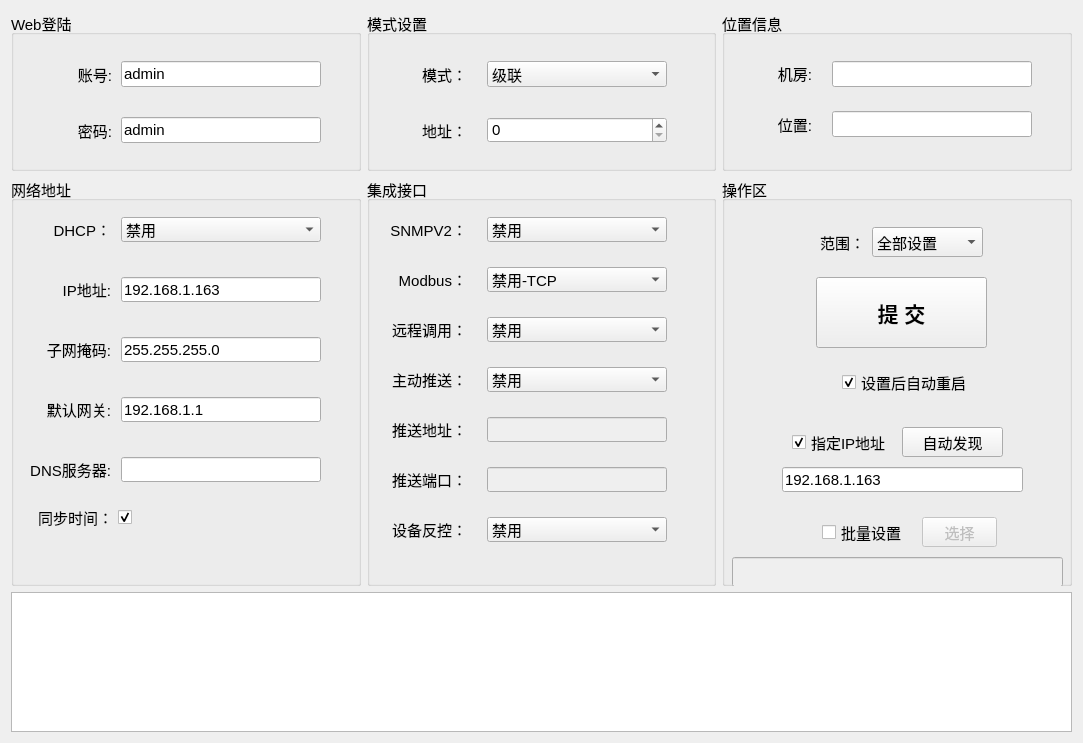
Old version of the form mpro_deploy/home/home_mainwid.ui in the repository ChinaClever/MPro-Tools.
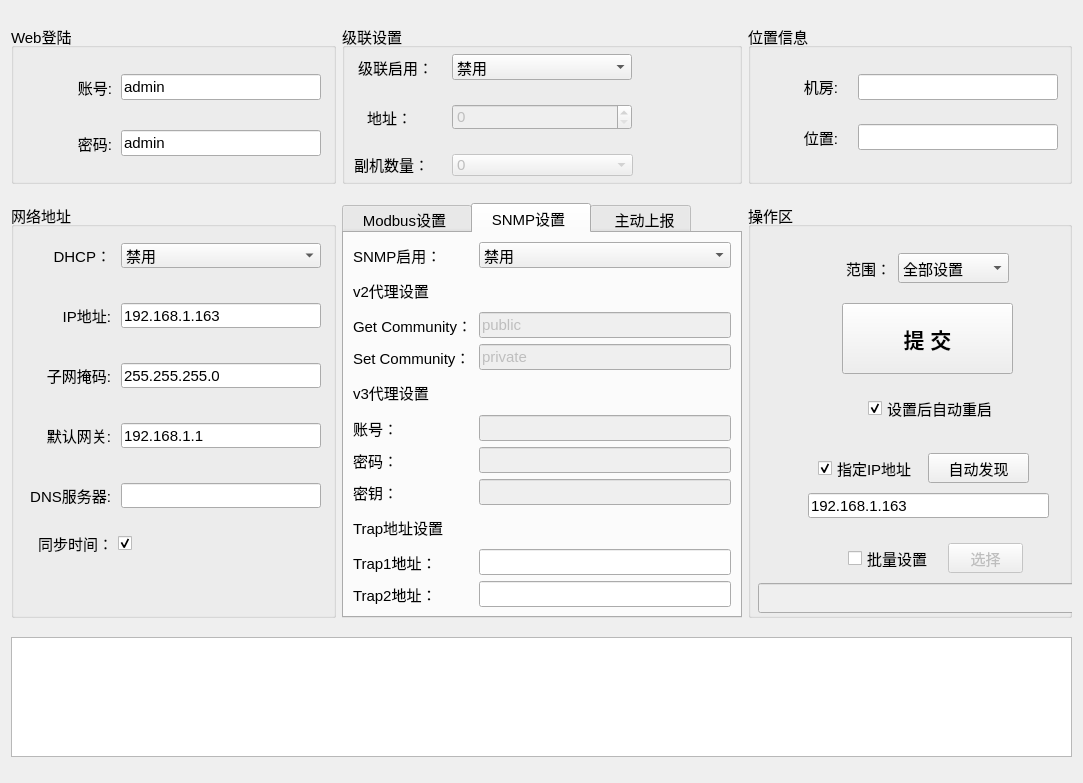
New version of the form. The open tabs and pages were chosen to show the change.

Diff of the .ui file:
```diff
--- a/mpro_deploy/home/home_mainwid.ui
+++ b/mpro_deploy/home/home_mainwid.ui
@@ -7,7 +7,7 @@
     <x>0</x>
     <y>0</y>
     <width>1083</width>
-    <height>743</height>
+    <height>783</height>
    </rect>
   </property>
   <property name="font">
@@ -19,253 +19,64 @@
    <string>Form</string>
   </property>
   <layout class="QGridLayout" name="gridLayout">
-   <item row="1" column="1">
-    <widget class="QGroupBox" name="groupBox_5">
+   <item row="0" column="2">
+    <widget class="QGroupBox" name="groupBox_3">
+     <property name="minimumSize">
+      <size>
+       <width>300</width>
+       <height>0</height>
+      </size>
+     </property>
      <property name="title">
-      <string>集成接口</string>
+      <string>位置信息</string>
      </property>
-     <widget class="QComboBox" name="modbusBox">
+     <widget class="QLineEdit" name="roomEdit">
       <property name="geometry">
        <rect>
-        <x>120</x>
-        <y>90</y>
-        <width>180</width>
-        <height>25</height>
+        <x>110</x>
+        <y>50</y>
+        <width>200</width>
+        <height>26</height>
        </rect>
       </property>
-      <item>
-       <property name="text">
-        <string>禁用-TCP</string>
-       </property>
-      </item>
-      <item>
-       <property name="text">
-        <string>启用-TCP</string>
-       </property>
-      </item>
      </widget>
-     <widget class="QLabel" name="label_10">
+     <widget class="QLabel" name="label_6">
       <property name="geometry">
        <rect>
-        <x>10</x>
-        <y>90</y>
-        <width>90</width>
-        <height>25</height>
+        <x>40</x>
+        <y>49</y>
+        <width>50</width>
+        <height>26</height>
        </rect>
       </property>
       <property name="text">
-       <string>Modbus：</string>
+       <string>机房:</string>
       </property>
       <property name="alignment">
        <set>Qt::AlignRight|Qt::AlignTrailing|Qt::AlignVCenter</set>
       </property>
      </widget>
-     <widget class="QComboBox" name="rpcBox">
+     <widget class="QLineEdit" name="locatEdit">
       <property name="geometry">
        <rect>
-        <x>120</x>
-        <y>140</y>
-        <width>180</width>
-        <height>25</height>
+        <x>110</x>
+        <y>100</y>
+        <width>200</width>
+        <height>26</height>
        </rect>
       </property>
-      <property name="currentIndex">
-       <number>0</number>
-      </property>
-      <item>
-       <property name="text">
-        <string>禁用</string>
-       </property>
-      </item>
-      <item>
-       <property name="text">
-        <string>JSON-RPC</string>
-       </property>
-      </item>
      </widget>
-     <widget class="QLabel" name="label_11">
+     <widget class="QLabel" name="label_7">
       <property name="geometry">
        <rect>
-        <x>10</x>
-        <y>140</y>
-        <width>90</width>
-        <height>25</height>
+        <x>40</x>
+        <y>100</y>
+        <width>50</width>
+        <height>26</height>
        </rect>
       </property>
       <property name="text">
-       <string>远程调用：</string>
-      </property>
-      <property name="alignment">
-       <set>Qt::AlignRight|Qt::AlignTrailing|Qt::AlignVCenter</set>
-      </property>
-     </widget>
-     <widget class="QComboBox" name="pushBox">
-      <property name="geometry">
-       <rect>
-        <x>120</x>
-        <y>190</y>
-        <width>180</width>
-        <height>25</height>
-       </rect>
-      </property>
-      <item>
-       <property name="text">
-        <string>禁用</string>
-       </property>
-      </item>
-      <item>
-       <property name="text">
-        <string>启用</string>
-       </property>
-      </item>
-     </widget>
-     <widget class="QLabel" name="label_12">
-      <property name="geometry">
-       <rect>
-        <x>10</x>
-        <y>190</y>
-        <width>90</width>
-        <height>25</height>
-       </rect>
-      </property>
-      <property name="text">
-       <string>主动推送：</string>
-      </property>
-      <property name="alignment">
-       <set>Qt::AlignRight|Qt::AlignTrailing|Qt::AlignVCenter</set>
-      </property>
-     </widget>
-     <widget class="QLabel" name="label_13">
-      <property name="geometry">
-       <rect>
-        <x>10</x>
-        <y>240</y>
-        <width>90</width>
-        <height>25</height>
-       </rect>
-      </property>
-      <property name="text">
-       <string>推送地址：</string>
-      </property>
-      <property name="alignment">
-       <set>Qt::AlignRight|Qt::AlignTrailing|Qt::AlignVCenter</set>
-      </property>
-     </widget>
-     <widget class="QLineEdit" name="hostEdit">
-      <property name="enabled">
-       <bool>false</bool>
-      </property>
-      <property name="geometry">
-       <rect>
-        <x>120</x>
-        <y>240</y>
-        <width>180</width>
-        <height>25</height>
-       </rect>
-      </property>
-     </widget>
-     <widget class="QLineEdit" name="portEdit">
-      <property name="enabled">
-       <bool>false</bool>
-      </property>
-      <property name="geometry">
-       <rect>
-        <x>120</x>
-        <y>290</y>
-        <width>180</width>
-        <height>25</height>
-       </rect>
-      </property>
-     </widget>
-     <widget class="QLabel" name="label_14">
-      <property name="geometry">
-       <rect>
-        <x>10</x>
-        <y>290</y>
-        <width>90</width>
-        <height>25</height>
-       </rect>
-      </property>
-      <property name="text">
-       <string>推送端口：</string>
-      </property>
-      <property name="alignment">
-       <set>Qt::AlignRight|Qt::AlignTrailing|Qt::AlignVCenter</set>
-      </property>
-     </widget>
-     <widget class="QComboBox" name="ctrlBox">
-      <property name="geometry">
-       <rect>
-        <x>120</x>
-        <y>340</y>
-        <width>180</width>
-        <height>25</height>
-       </rect>
-      </property>
-      <property name="currentIndex">
-       <number>0</number>
-      </property>
-      <item>
-       <property name="text">
-        <string>禁用</string>
-       </property>
-      </item>
-      <item>
-       <property name="text">
-        <string>启用</string>
-       </property>
-      </item>
-     </widget>
-     <widget class="QLabel" name="label_15">
-      <property name="geometry">
-       <rect>
-        <x>10</x>
-        <y>340</y>
-        <width>90</width>
-        <height>25</height>
-       </rect>
-      </property>
-      <property name="text">
-       <string>设备反控：</string>
-      </property>
-      <property name="alignment">
-       <set>Qt::AlignRight|Qt::AlignTrailing|Qt::AlignVCenter</set>
-      </property>
-     </widget>
-     <widget class="QComboBox" name="snmpBox">
-      <property name="geometry">
-       <rect>
-        <x>120</x>
-        <y>40</y>
-        <width>180</width>
-        <height>25</height>
-       </rect>
-      </property>
-      <property name="currentIndex">
-       <number>0</number>
-      </property>
-      <item>
-       <property name="text">
-        <string>禁用</string>
-       </property>
-      </item>
-      <item>
-       <property name="text">
-        <string>启用</string>
-       </property>
-      </item>
-     </widget>
-     <widget class="QLabel" name="label_18">
-      <property name="geometry">
-       <rect>
-        <x>10</x>
-        <y>40</y>
-        <width>90</width>
-        <height>25</height>
-       </rect>
-      </property>
-      <property name="text">
-       <string>SNMPV2：</string>
+       <string>位置:</string>
       </property>
       <property name="alignment">
        <set>Qt::AlignRight|Qt::AlignTrailing|Qt::AlignVCenter</set>
@@ -430,7 +241,7 @@
       </item>
       <item>
        <property name="text">
-        <string>模式设置</string>
+        <string>级联设置</string>
        </property>
       </item>
       <item>
@@ -467,68 +278,166 @@
      </widget>
     </widget>
    </item>
-   <item row="0" column="2">
-    <widget class="QGroupBox" name="groupBox_3">
+   <item row="0" column="1">
+    <widget class="QGroupBox" name="groupBox_2">
      <property name="minimumSize">
       <size>
-       <width>300</width>
+       <width>330</width>
        <height>0</height>
       </size>
      </property>
      <property name="title">
-      <string>位置信息</string>
+      <string>级联设置</string>
      </property>
-     <widget class="QLineEdit" name="roomEdit">
+     <widget class="QLabel" name="label_16">
       <property name="geometry">
        <rect>
+        <x>10</x>
+        <y>30</y>
+        <width>81</width>
+        <height>26</height>
+       </rect>
+      </property>
+      <property name="text">
+       <string>级联启用：</string>
+      </property>
+      <property name="alignment">
+       <set>Qt::AlignRight|Qt::AlignTrailing|Qt::AlignVCenter</set>
+      </property>
+     </widget>
+     <widget class="QComboBox" name="modeBox">
+      <property name="geometry">
+       <rect>
         <x>110</x>
-        <y>50</y>
-        <width>200</width>
+        <y>30</y>
+        <width>180</width>
         <height>26</height>
        </rect>
       </property>
+      <property name="currentIndex">
+       <number>0</number>
+      </property>
+      <item>
+       <property name="text">
+        <string>禁用</string>
+       </property>
+      </item>
+      <item>
+       <property name="text">
+        <string>启用</string>
+       </property>
+      </item>
      </widget>
-     <widget class="QLabel" name="label_6">
+     <widget class="QLabel" name="label_17">
       <property name="geometry">
        <rect>
-        <x>40</x>
-        <y>49</y>
+        <x>20</x>
+        <y>80</y>
         <width>50</width>
         <height>26</height>
        </rect>
       </property>
       <property name="text">
-       <string>机房:</string>
+       <string>地址：</string>
       </property>
       <property name="alignment">
        <set>Qt::AlignRight|Qt::AlignTrailing|Qt::AlignVCenter</set>
       </property>
      </widget>
-     <widget class="QLineEdit" name="locatEdit">
+     <widget class="QSpinBox" name="addrBox">
+      <property name="enabled">
+       <bool>false</bool>
+      </property>
       <property name="geometry">
        <rect>
         <x>110</x>
-        <y>100</y>
-        <width>200</width>
+        <y>80</y>
+        <width>180</width>
         <height>26</height>
        </rect>
       </property>
+      <property name="maximum">
+       <number>9</number>
+      </property>
+      <property name="value">
+       <number>0</number>
+      </property>
      </widget>
-     <widget class="QLabel" name="label_7">
+     <widget class="QLabel" name="label_20">
       <property name="geometry">
        <rect>
-        <x>40</x>
-        <y>100</y>
-        <width>50</width>
-        <height>26</height>
+        <x>12</x>
+        <y>130</y>
+        <width>71</width>
+        <height>20</height>
        </rect>
       </property>
       <property name="text">
-       <string>位置:</string>
+       <string>副机数量：</string>
       </property>
-      <property name="alignment">
-       <set>Qt::AlignRight|Qt::AlignTrailing|Qt::AlignVCenter</set>
+     </widget>
+     <widget class="QComboBox" name="comboBox">
+      <property name="enabled">
+       <bool>false</bool>
       </property>
+      <property name="geometry">
+       <rect>
+        <x>110</x>
+        <y>130</y>
+        <width>181</width>
+        <height>22</height>
+       </rect>
+      </property>
+      <item>
+       <property name="text">
+        <string>0</string>
+       </property>
+      </item>
+      <item>
+       <property name="text">
+        <string>1</string>
+       </property>
+      </item>
+      <item>
+       <property name="text">
+        <string>2</string>
+       </property>
+      </item>
+      <item>
+       <property name="text">
+        <string>3</string>
+       </property>
+      </item>
+      <item>
+       <property name="text">
+        <string>4</string>
+       </property>
+      </item>
+      <item>
+       <property name="text">
+        <string>5</string>
+       </property>
+      </item>
+      <item>
+       <property name="text">
+        <string>6</string>
+       </property>
+      </item>
+      <item>
+       <property name="text">
+        <string>7</string>
+       </property>
+      </item>
+      <item>
+       <property name="text">
+        <string>8</string>
+       </property>
+      </item>
+      <item>
+       <property name="text">
+        <string>9</string>
+       </property>
+      </item>
      </widget>
     </widget>
    </item>
@@ -707,6 +616,19 @@
      </widget>
     </widget>
    </item>
+   <item row="2" column="0" colspan="3">
+    <widget class="QPlainTextEdit" name="textEdit">
+     <property name="maximumSize">
+      <size>
+       <width>16777215</width>
+       <height>120</height>
+      </size>
+     </property>
+     <property name="readOnly">
+      <bool>true</bool>
+     </property>
+    </widget>
+   </item>
    <item row="0" column="0">
     <widget class="QGroupBox" name="groupBox_1">
      <property name="minimumSize">
@@ -796,114 +718,592 @@
      </widget>
     </widget>
    </item>
-   <item row="0" column="1">
-    <widget class="QGroupBox" name="groupBox_2">
-     <property name="minimumSize">
-      <size>
-       <width>330</width>
-       <height>0</height>
-      </size>
-     </property>
-     <property name="title">
-      <string>模式设置</string>
-     </property>
-     <widget class="QLabel" name="label_16">
-      <property name="geometry">
-       <rect>
-        <x>50</x>
-        <y>50</y>
-        <width>50</width>
-        <height>26</height>
-       </rect>
-      </property>
-      <property name="text">
-       <string>模式：</string>
-      </property>
-      <property name="alignment">
-       <set>Qt::AlignRight|Qt::AlignTrailing|Qt::AlignVCenter</set>
-      </property>
-     </widget>
-     <widget class="QComboBox" name="modeBox">
-      <property name="geometry">
-       <rect>
-        <x>120</x>
-        <y>50</y>
-        <width>180</width>
-        <height>26</height>
-       </rect>
-      </property>
-      <property name="currentIndex">
-       <number>1</number>
-      </property>
-      <item>
-       <property name="text">
-        <string>禁用</string>
-       </property>
-      </item>
-      <item>
-       <property name="text">
-        <string>级联</string>
-       </property>
-      </item>
-      <item>
-       <property name="text">
-        <string>机架</string>
-       </property>
-      </item>
-      <item>
-       <property name="text">
-        <string>Modbus-RTU</string>
-       </property>
-      </item>
-     </widget>
-     <widget class="QLabel" name="label_17">
-      <property name="geometry">
-       <rect>
-        <x>50</x>
-        <y>106</y>
-        <width>50</width>
-        <height>26</height>
-       </rect>
-      </property>
-      <property name="text">
-       <string>地址：</string>
-      </property>
-      <property name="alignment">
-       <set>Qt::AlignRight|Qt::AlignTrailing|Qt::AlignVCenter</set>
-      </property>
-     </widget>
-     <widget class="QSpinBox" name="addrBox">
-      <property name="enabled">
-       <bool>true</bool>
-      </property>
-      <property name="geometry">
-       <rect>
-        <x>120</x>
-        <y>106</y>
-        <width>180</width>
-        <height>26</height>
-       </rect>
-      </property>
-      <property name="maximum">
-       <number>9</number>
-      </property>
-      <property name="value">
-       <number>0</number>
-      </property>
-     </widget>
-    </widget>
-   </item>
-   <item row="2" column="0" colspan="3">
-    <widget class="QPlainTextEdit" name="textEdit">
+   <item row="1" column="1">
+    <widget class="QTabWidget" name="tabWidget">
      <property name="maximumSize">
       <size>
-       <width>16777215</width>
-       <height>140</height>
+       <width>400</width>
+       <height>415</height>
       </size>
      </property>
-     <property name="readOnly">
-      <bool>true</bool>
+     <property name="tabPosition">
+      <enum>QTabWidget::North</enum>
      </property>
+     <property name="currentIndex">
+      <number>0</number>
+     </property>
+     <widget class="QWidget" name="tab">
+      <attribute name="title">
+       <string>  Modbus设置   </string>
+      </attribute>
+      <layout class="QGridLayout" name="gridLayout_3">
+       <item row="0" column="0">
+        <widget class="QLabel" name="label_10">
+         <property name="font">
+          <font>
+           <pointsize>11</pointsize>
+          </font>
+         </property>
+         <property name="text">
+          <string>Modbus RTU设置</string>
+         </property>
+        </widget>
+       </item>
+       <item row="1" column="0">
+        <widget class="QLabel" name="label_11">
+         <property name="text">
+          <string>Modbus RTU开关：</string>
+         </property>
+        </widget>
+       </item>
+       <item row="1" column="1">
+        <widget class="QComboBox" name="rtuBox">
+         <item>
+          <property name="text">
+           <string>禁用</string>
+          </property>
+         </item>
+         <item>
+          <property name="text">
+           <string>启用</string>
+          </property>
+         </item>
+        </widget>
+       </item>
+       <item row="2" column="0">
+        <widget class="QLabel" name="label_12">
+         <property name="text">
+          <string>Modbus 地址：</string>
+         </property>
+        </widget>
+       </item>
+       <item row="2" column="1">
+        <widget class="QLineEdit" name="rtuaddrEdit">
+         <property name="enabled">
+          <bool>false</bool>
+         </property>
+         <property name="text">
+          <string>1</string>
+         </property>
+        </widget>
+       </item>
+       <item row="3" column="0">
+        <widget class="QLabel" name="label_13">
+         <property name="text">
+          <string>波特率：</string>
+         </property>
+        </widget>
+       </item>
+       <item row="3" column="1">
+        <widget class="QComboBox" name="rtubaudBox">
+         <property name="enabled">
+          <bool>false</bool>
+         </property>
+         <item>
+          <property name="text">
+           <string>9600</string>
+          </property>
+         </item>
+         <item>
+          <property name="text">
+           <string>19200</string>
+          </property>
+         </item>
+         <item>
+          <property name="text">
+           <string>38400</string>
+          </property>
+         </item>
+         <item>
+          <property name="text">
+           <string>57600</string>
+          </property>
+         </item>
+         <item>
+          <property name="text">
+           <string>115200</string>
+          </property>
+         </item>
+        </widget>
+       </item>
+       <item row="4" column="0">
+        <widget class="QLabel" name="label_14">
+         <property name="font">
+          <font>
+           <pointsize>11</pointsize>
+          </font>
+         </property>
+         <property name="text">
+          <string>Modbus TCP设置</string>
+         </property>
+        </widget>
+       </item>
+       <item row="5" column="0">
+        <widget class="QLabel" name="label_15">
+         <property name="text">
+          <string>Modbus TCP开关：</string>
+         </property>
+        </widget>
+       </item>
+       <item row="5" column="1">
+        <widget class="QComboBox" name="tcpBox">
+         <item>
+          <property name="text">
+           <string>禁用</string>
+          </property>
+         </item>
+         <item>
+          <property name="text">
+           <string>启用</string>
+          </property>
+         </item>
+        </widget>
+       </item>
+       <item row="6" column="0">
+        <widget class="QLabel" name="label_18">
+         <property name="text">
+          <string>Modbus 端口号：</string>
+         </property>
+        </widget>
+       </item>
+       <item row="6" column="1">
+        <widget class="QLineEdit" name="tcpportEdit">
+         <property name="enabled">
+          <bool>false</bool>
+         </property>
+         <property name="text">
+          <string>502</string>
+         </property>
+        </widget>
+       </item>
+      </layout>
+     </widget>
+     <widget class="QWidget" name="tab_2">
+      <attribute name="title">
+       <string>  SNMP设置   </string>
+      </attribute>
+      <layout class="QGridLayout" name="gridLayout_2">
+       <item row="0" column="0">
+        <widget class="QLabel" name="label_21">
+         <property name="text">
+          <string>SNMP启用：</string>
+         </property>
+        </widget>
+       </item>
+       <item row="0" column="1">
+        <widget class="QComboBox" name="snmpBox">
+         <property name="minimumContentsLength">
+          <number>0</number>
+         </property>
+         <property name="iconSize">
+          <size>
+           <width>16</width>
+           <height>16</height>
+          </size>
+         </property>
+         <item>
+          <property name="text">
+           <string>禁用</string>
+          </property>
+         </item>
+         <item>
+          <property name="text">
+           <string>启用v2</string>
+          </property>
+         </item>
+         <item>
+          <property name="text">
+           <string>启用v3</string>
+          </property>
+         </item>
+        </widget>
+       </item>
+       <item row="1" column="0">
+        <widget class="QLabel" name="label_38">
+         <property name="font">
+          <font>
+           <pointsize>11</pointsize>
+          </font>
+         </property>
+         <property name="text">
+          <string>v2代理设置</string>
+         </property>
+        </widget>
+       </item>
+       <item row="2" column="0">
+        <widget class="QLabel" name="label_31">
+         <property name="font">
+          <font>
+           <pointsize>11</pointsize>
+          </font>
+         </property>
+         <property name="text">
+          <string>Get Community：</string>
+         </property>
+        </widget>
+       </item>
+       <item row="2" column="1">
+        <widget class="QLineEdit" name="v2_getEdit">
+         <property name="enabled">
+          <bool>false</bool>
+         </property>
+         <property name="font">
+          <font>
+           <pointsize>11</pointsize>
+          </font>
+         </property>
+         <property name="text">
+          <string>public</string>
+         </property>
+        </widget>
+       </item>
+       <item row="3" column="0">
+        <widget class="QLabel" name="label_39">
+         <property name="font">
+          <font>
+           <pointsize>11</pointsize>
+          </font>
+         </property>
+         <property name="text">
+          <string>Set Community：</string>
+         </property>
+        </widget>
+       </item>
+       <item row="3" column="1">
+        <widget class="QLineEdit" name="v2_setEdit">
+         <property name="enabled">
+          <bool>false</bool>
+         </property>
+         <property name="font">
+          <font>
+           <pointsize>11</pointsize>
+          </font>
+         </property>
+         <property name="text">
+          <string>private</string>
+         </property>
+        </widget>
+       </item>
+       <item row="4" column="0">
+        <widget class="QLabel" name="label_35">
+         <property name="font">
+          <font>
+           <pointsize>11</pointsize>
+          </font>
+         </property>
+         <property name="text">
+          <string>v3代理设置</string>
+         </property>
+        </widget>
+       </item>
+       <item row="5" column="0">
+        <widget class="QLabel" name="label_37">
+         <property name="font">
+          <font>
+           <pointsize>11</pointsize>
+          </font>
+         </property>
+         <property name="text">
+          <string>账号：</string>
+         </property>
+        </widget>
+       </item>
+       <item row="5" column="1">
+        <widget class="QLineEdit" name="v3_Edit">
+         <property name="enabled">
+          <bool>false</bool>
+         </property>
+         <property name="font">
+          <font>
+           <pointsize>11</pointsize>
+          </font>
+         </property>
+         <property name="text">
+          <string/>
+         </property>
+        </widget>
+       </item>
+       <item row="6" column="0">
+        <widget class="QLabel" name="label_33">
+         <property name="font">
+          <font>
+           <pointsize>11</pointsize>
+          </font>
+         </property>
+         <property name="text">
+          <string>密码：</string>
+         </property>
+        </widget>
+       </item>
+       <item row="6" column="1">
+        <widget class="QLineEdit" name="v3_pwdEdit">
+         <property name="enabled">
+          <bool>false</bool>
+         </property>
+         <property name="font">
+          <font>
+           <pointsize>11</pointsize>
+          </font>
+         </property>
+         <property name="text">
+          <string/>
+         </property>
+        </widget>
+       </item>
+       <item row="7" column="0">
+        <widget class="QLabel" name="label_40">
+         <property name="font">
+          <font>
+           <pointsize>11</pointsize>
+          </font>
+         </property>
+         <property name="text">
+          <string>密钥：</string>
+         </property>
+        </widget>
+       </item>
+       <item row="7" column="1">
+        <widget class="QLineEdit" name="v3_keyEdit">
+         <property name="enabled">
+          <bool>false</bool>
+         </property>
+         <property name="font">
+          <font>
+           <pointsize>11</pointsize>
+          </font>
+         </property>
+         <property name="text">
+          <string/>
+         </property>
+        </widget>
+       </item>
+       <item row="8" column="0">
+        <widget class="QLabel" name="label_36">
+         <property name="font">
+          <font>
+           <pointsize>11</pointsize>
+          </font>
+         </property>
+         <property name="text">
+          <string>Trap地址设置</string>
+         </property>
+        </widget>
+       </item>
+       <item row="9" column="0">
+        <widget class="QLabel" name="label_32">
+         <property name="font">
+          <font>
+           <pointsize>11</pointsize>
+          </font>
+         </property>
+         <property name="text">
+          <string>Trap1地址：</string>
+         </property>
+        </widget>
+       </item>
+       <item row="9" column="1">
+        <widget class="QLineEdit" name="lineEdit_3">
+         <property name="font">
+          <font>
+           <pointsize>11</pointsize>
+          </font>
+         </property>
+         <property name="text">
+          <string/>
+         </property>
+        </widget>
+       </item>
+       <item row="10" column="0">
+        <widget class="QLabel" name="label_34">
+         <property name="font">
+          <font>
+           <pointsize>11</pointsize>
+          </font>
+         </property>
+         <property name="text">
+          <string>Trap2地址：</string>
+         </property>
+        </widget>
+       </item>
+       <item row="10" column="1">
+        <widget class="QLineEdit" name="lineEdit_4">
+         <property name="font">
+          <font>
+           <pointsize>11</pointsize>
+          </font>
+         </property>
+         <property name="text">
+          <string/>
+         </property>
+        </widget>
+       </item>
+      </layout>
+     </widget>
+     <widget class="QWidget" name="tab_3">
+      <attribute name="title">
+       <string>   主动上报 </string>
+      </attribute>
+      <layout class="QGridLayout" name="gridLayout_4">
+       <item row="0" column="0">
+        <widget class="QLabel" name="label_22">
+         <property name="text">
+          <string>主动推送服务</string>
+         </property>
+        </widget>
+       </item>
+       <item row="1" column="0">
+        <widget class="QLabel" name="label_23">
+         <property name="text">
+          <string>推送通道：</string>
+         </property>
+        </widget>
+       </item>
+       <item row="1" column="1">
+        <widget class="QComboBox" name="chanelBox">
+         <property name="enabled">
+          <bool>false</bool>
+         </property>
+         <item>
+          <property name="text">
+           <string>通道1</string>
+          </property>
+         </item>
+         <item>
+          <property name="text">
+           <string>通道2</string>
+          </property>
+         </item>
+         <item>
+          <property name="text">
+           <string>通道3</string>
+          </property>
+         </item>
+         <item>
+          <property name="text">
+           <string>通道4</string>
+          </property>
+         </item>
+        </widget>
+       </item>
+       <item row="2" column="0">
+        <widget class="QLabel" name="label_24">
+         <property name="text">
+          <string>推送启用：</string>
+         </property>
+        </widget>
+       </item>
+       <item row="2" column="1">
+        <widget class="QComboBox" name="pushBox">
+         <item>
+          <property name="text">
+           <string>禁用</string>
+          </property>
+         </item>
+         <item>
+          <property name="text">
+           <string>启用</string>
+          </property>
+         </item>
+        </widget>
+       </item>
+       <item row="3" column="0">
+        <widget class="QLabel" name="label_25">
+         <property name="text">
+          <string>推送地址：</string>
+         </property>
+        </widget>
+       </item>
+       <item row="3" column="1">
+        <widget class="QLineEdit" name="pushaddrEdit">
+         <property name="enabled">
+          <bool>false</bool>
+         </property>
+         <property name="text">
+          <string>192.168.1.</string>
+         </property>
+        </widget>
+       </item>
+       <item row="4" column="0">
+        <widget class="QLabel" name="label_26">
+         <property name="text">
+          <string>端口号：</string>
+         </property>
+        </widget>
+       </item>
+       <item row="4" column="1">
+        <widget class="QLineEdit" name="pushportEdit">
+         <property name="enabled">
+          <bool>false</bool>
+         </property>
+         <property name="text">
+          <string>6002</string>
+         </property>
+        </widget>
+       </item>
+       <item row="5" column="0">
+        <widget class="QLabel" name="label_27">
+         <property name="text">
+          <string>时间间隔：</string>
+         </property>
+        </widget>
+       </item>
+       <item row="5" column="1">
+        <widget class="QLineEdit" name="pushtimeEdit">
+         <property name="enabled">
+          <bool>false</bool>
+         </property>
+         <property name="text">
+          <string>10</string>
+         </property>
+        </widget>
+       </item>
+       <item row="6" column="0">
+        <widget class="QLabel" name="label_28">
+         <property name="text">
+          <string>设备设置</string>
+         </property>
+        </widget>
+       </item>
+       <item row="7" column="0">
+        <widget class="QLabel" name="label_29">
+         <property name="text">
+          <string>设备反控：</string>
+         </property>
+        </widget>
+       </item>
+       <item row="7" column="1">
+        <widget class="QComboBox" name="devoBox">
+         <item>
+          <property name="text">
+           <string>禁用</string>
+          </property>
+         </item>
+         <item>
+          <property name="text">
+           <string>启用</string>
+          </property>
+         </item>
+        </widget>
+       </item>
+       <item row="8" column="0">
+        <widget class="QLabel" name="label_30">
+         <property name="text">
+          <string>端口号：</string>
+         </property>
+        </widget>
+       </item>
+       <item row="8" column="1">
+        <widget class="QLineEdit" name="devportEdit">
+         <property name="enabled">
+          <bool>false</bool>
+         </property>
+         <property name="text">
+          <string>3096</string>
+         </property>
+        </widget>
+       </item>
+      </layout>
+     </widget>
     </widget>
    </item>
   </layout>
```
